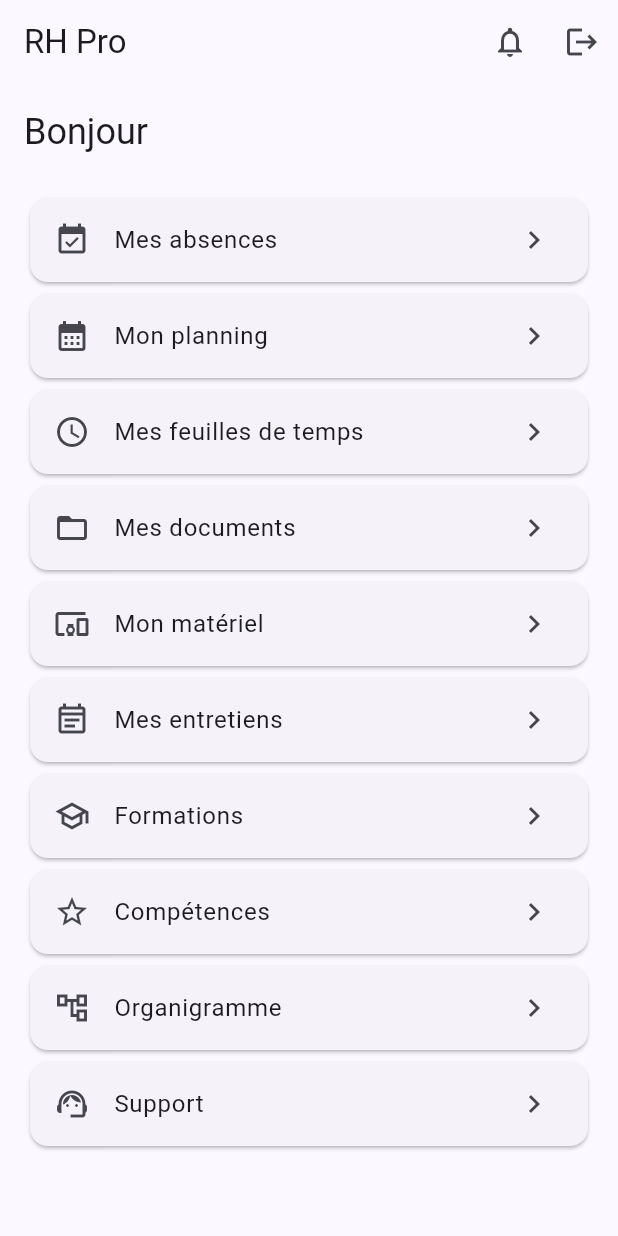
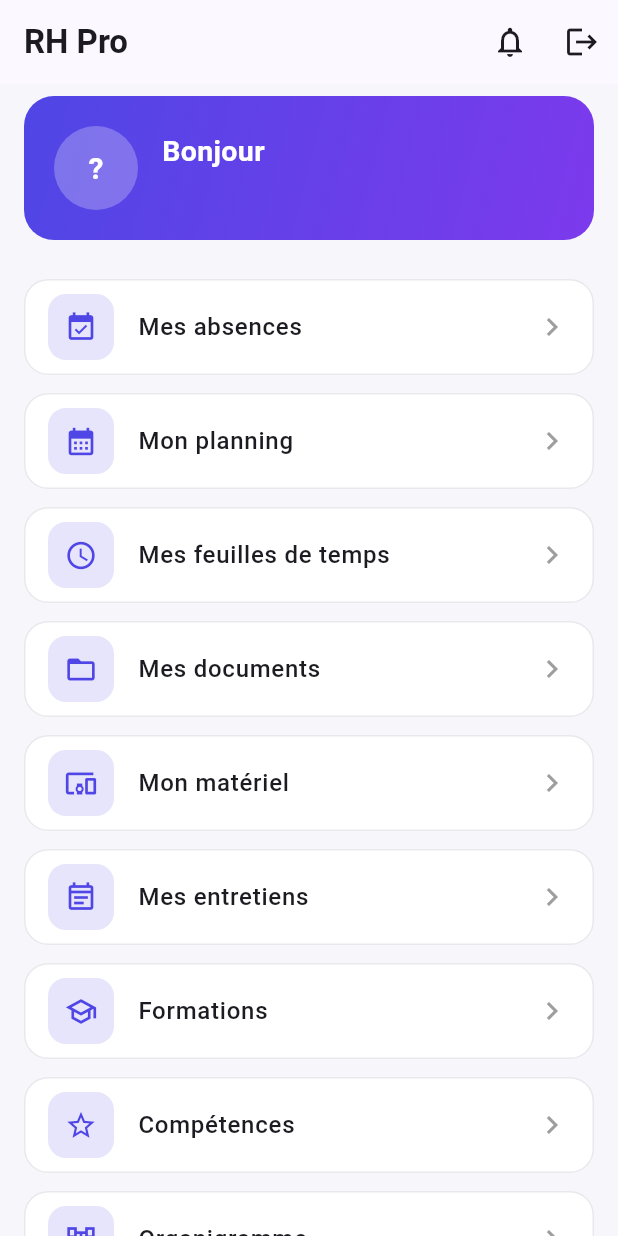
Before and after one commit to kader87/rhpro-mobile, a Flutter app: the HomePage screen opened directly, on a phone screen of 412 x 824 dp. Run offline on Flutter 3.47's test engine with Material 3 defaults, Android fonts, the phone set to English and light mode, and no system bars; our stand-ins replace dio, flutter_riverpod, flutter_secure_storage; accounts and stored records are empty; network calls fail.

Commit message:
design mobile

```diff
--- a/lib/features/home/home_page.dart
+++ b/lib/features/home/home_page.dart
@@ -1,6 +1,7 @@
 import 'package:flutter/material.dart';
 import 'package:flutter_riverpod/flutter_riverpod.dart';
 
+import '../../core/theme/app_theme.dart';
 import '../absences/absences_page.dart';
 import '../activities/activities_page.dart';
 import '../activities/activity_assignments_page.dart';
@@ -34,6 +35,14 @@ import '../timesheets/timesheets_page.dart';
 const _managerRoles = {'MANAGER', 'ADMIN', 'SUPER_ADMIN'};
 const _adminRoles = {'ADMIN', 'SUPER_ADMIN'};
 
+// One signature color per section keeps the long menu readable at a glance.
+const _personalColor = Color(0xFF4F46E5); // indigo
+const _managerColor = Color(0xFF7C3AED); // violet
+const _crmColor = Color(0xFFD97706); // amber
+const _equipmentColor = Color(0xFF0D9488); // teal
+const _adminColor = Color(0xFFDC2626); // red
+const _superAdminColor = Color(0xFF334155); // slate
+
 class HomePage extends ConsumerWidget {
   const HomePage({super.key});
 
@@ -61,157 +70,173 @@ class HomePage extends ConsumerWidget {
         ],
       ),
       body: ListView(
-        padding: const EdgeInsets.all(16),
+        padding: const EdgeInsets.fromLTRB(16, 8, 16, 24),
         children: [
-          Text('Bonjour ${user?.fullName ?? ''}', style: Theme.of(context).textTheme.headlineSmall),
-          const SizedBox(height: 24),
+          _GreetingHeader(name: user?.fullName ?? '', role: user?.role ?? ''),
+          const SizedBox(height: 20),
           _MenuTile(
             icon: Icons.event_available,
+            color: _personalColor,
             label: 'Mes absences',
             onTap: () => Navigator.of(context).push(MaterialPageRoute(builder: (_) => const AbsencesPage())),
           ),
           _MenuTile(
             icon: Icons.calendar_month,
+            color: _personalColor,
             label: 'Mon planning',
             onTap: () => Navigator.of(context).push(MaterialPageRoute(builder: (_) => const PlanningPage())),
           ),
           _MenuTile(
             icon: Icons.access_time,
+            color: _personalColor,
             label: 'Mes feuilles de temps',
             onTap: () => Navigator.of(context).push(MaterialPageRoute(builder: (_) => const TimesheetsPage())),
           ),
           _MenuTile(
             icon: Icons.folder_open,
+            color: _personalColor,
             label: 'Mes documents',
             onTap: () => Navigator.of(context).push(MaterialPageRoute(builder: (_) => const DocumentsPage())),
           ),
           _MenuTile(
             icon: Icons.devices_other_outlined,
+            color: _personalColor,
             label: 'Mon matériel',
             onTap: () => Navigator.of(context).push(MaterialPageRoute(builder: (_) => const MyEquipmentPage())),
           ),
           _MenuTile(
             icon: Icons.event_note_outlined,
+            color: _personalColor,
             label: 'Mes entretiens',
             onTap: () => Navigator.of(context).push(MaterialPageRoute(builder: (_) => const InterviewsPage())),
           ),
           _MenuTile(
             icon: Icons.school_outlined,
+            color: _personalColor,
             label: 'Formations',
             onTap: () => Navigator.of(context).push(MaterialPageRoute(builder: (_) => const TrainingsPage())),
           ),
           _MenuTile(
             icon: Icons.star_outline,
+            color: _personalColor,
             label: 'Compétences',
             onTap: () => Navigator.of(context).push(MaterialPageRoute(builder: (_) => const SkillsPage())),
           ),
           _MenuTile(
             icon: Icons.account_tree_outlined,
+            color: _personalColor,
             label: 'Organigramme',
             onTap: () => Navigator.of(context).push(MaterialPageRoute(builder: (_) => const OrgChartPage())),
           ),
           _MenuTile(
             icon: Icons.support_agent_outlined,
+            color: _personalColor,
             label: 'Support',
             onTap: () => Navigator.of(context).push(MaterialPageRoute(builder: (_) => const SupportPage())),
           ),
           if (user != null && _managerRoles.contains(user.role)) ...[
-            const SizedBox(height: 24),
-            Text('Espace manager', style: Theme.of(context).textTheme.titleMedium),
-            const SizedBox(height: 8),
+            const _SectionHeader(label: 'Espace manager', color: _managerColor, icon: Icons.supervisor_account),
             _MenuTile(
               icon: Icons.fact_check_outlined,
+              color: _managerColor,
               label: 'Approbations',
               onTap: () => Navigator.of(context).push(MaterialPageRoute(builder: (_) => const ApprovalsPage())),
             ),
             _MenuTile(
               icon: Icons.groups_outlined,
+              color: _managerColor,
               label: 'Mon équipe',
               onTap: () => Navigator.of(context).push(MaterialPageRoute(builder: (_) => const TeamPage())),
             ),
             _MenuTile(
               icon: Icons.bar_chart_outlined,
+              color: _managerColor,
               label: 'Rapports',
               onTap: () => Navigator.of(context).push(MaterialPageRoute(builder: (_) => const ReportsPage())),
             ),
             _MenuTile(
               icon: Icons.person_search_outlined,
+              color: _managerColor,
               label: 'Recrutement',
               onTap: () => Navigator.of(context).push(MaterialPageRoute(builder: (_) => const CandidatesPage())),
             ),
             _MenuTile(
               icon: Icons.receipt_long_outlined,
+              color: _managerColor,
               label: 'Facturation',
               onTap: () => Navigator.of(context).push(MaterialPageRoute(builder: (_) => const BillingPage())),
             ),
-            const SizedBox(height: 24),
-            Text('CRM', style: Theme.of(context).textTheme.titleMedium),
-            const SizedBox(height: 8),
+            const _SectionHeader(label: 'CRM', color: _crmColor, icon: Icons.handshake),
             _MenuTile(
               icon: Icons.business_outlined,
+              color: _crmColor,
               label: 'Clients',
               onTap: () => Navigator.of(context).push(MaterialPageRoute(builder: (_) => const ClientsPage())),
             ),
             _MenuTile(
               icon: Icons.work_outline,
+              color: _crmColor,
               label: 'Activités',
               onTap: () => Navigator.of(context).push(MaterialPageRoute(builder: (_) => const ActivitiesPage())),
             ),
             _MenuTile(
               icon: Icons.assignment_ind_outlined,
+              color: _crmColor,
               label: 'Affectations aux activités',
               onTap: () => Navigator.of(context).push(MaterialPageRoute(builder: (_) => const ActivityAssignmentsPage())),
             ),
             _MenuTile(
               icon: Icons.handshake_outlined,
+              color: _crmColor,
               label: 'Prospects',
               onTap: () => Navigator.of(context).push(MaterialPageRoute(builder: (_) => const ProspectsPage())),
             ),
-            const SizedBox(height: 24),
-            Text('Équipements', style: Theme.of(context).textTheme.titleMedium),
-            const SizedBox(height: 8),
+            const _SectionHeader(label: 'Équipements', color: _equipmentColor, icon: Icons.inventory_2),
             _MenuTile(
               icon: Icons.inventory_2_outlined,
+              color: _equipmentColor,
               label: 'Gestion des équipements',
               onTap: () => Navigator.of(context).push(MaterialPageRoute(builder: (_) => const EquipmentAdminPage())),
             ),
           ],
           if (user != null && _adminRoles.contains(user.role)) ...[
-            const SizedBox(height: 24),
-            Text('Administration', style: Theme.of(context).textTheme.titleMedium),
-            const SizedBox(height: 8),
+            const _SectionHeader(label: 'Administration', color: _adminColor, icon: Icons.admin_panel_settings),
             _MenuTile(
               icon: Icons.badge_outlined,
+              color: _adminColor,
               label: 'Employés',
               onTap: () => Navigator.of(context).push(MaterialPageRoute(builder: (_) => const EmployeesAdminPage())),
             ),
             _MenuTile(
               icon: Icons.admin_panel_settings_outlined,
+              color: _adminColor,
               label: 'Administration RH',
               onTap: () => Navigator.of(context).push(MaterialPageRoute(builder: (_) => const HrAdminPage())),
             ),
             _MenuTile(
               icon: Icons.workspace_premium_outlined,
+              color: _adminColor,
               label: 'Abonnement',
               onTap: () => Navigator.of(context).push(MaterialPageRoute(builder: (_) => const SubscriptionPage())),
             ),
           ],
           if (user != null && user.role == 'SUPER_ADMIN') ...[
-            const SizedBox(height: 24),
-            Text('Super admin', style: Theme.of(context).textTheme.titleMedium),
-            const SizedBox(height: 8),
+            const _SectionHeader(label: 'Super admin', color: _superAdminColor, icon: Icons.shield_outlined),
             _MenuTile(
               icon: Icons.corporate_fare_outlined,
+              color: _superAdminColor,
               label: 'Comptes clients',
               onTap: () => Navigator.of(context).push(MaterialPageRoute(builder: (_) => const CustomerAccountsPage())),
             ),
             _MenuTile(
               icon: Icons.local_offer_outlined,
+              color: _superAdminColor,
               label: 'Codes promo',
               onTap: () => Navigator.of(context).push(MaterialPageRoute(builder: (_) => const PromoCodesPage())),
             ),
             _MenuTile(
               icon: Icons.mark_email_unread_outlined,
+              color: _superAdminColor,
               label: 'Messagerie support',
               onTap: () => Navigator.of(context).push(MaterialPageRoute(builder: (_) => const SupportInboxPage())),
             ),
@@ -222,20 +247,103 @@ class HomePage extends ConsumerWidget {
   }
 }
 
+class _GreetingHeader extends StatelessWidget {
+  const _GreetingHeader({required this.name, required this.role});
+
+  final String name;
+  final String role;
+
+  static const _roleLabels = {
+    'EMPLOYEE': 'Employé·e',
+    'MANAGER': 'Manager',
+    'ADMIN': 'Administrateur',
+    'SUPER_ADMIN': 'Super admin',
+  };
+
+  @override
+  Widget build(BuildContext context) {
+    final initials = name.trim().isEmpty
+        ? '?'
+        : name.trim().split(RegExp(r'\s+')).map((p) => p[0]).take(2).join().toUpperCase();
+
+    return Container(
+      padding: const EdgeInsets.all(20),
+      decoration: BoxDecoration(
+        gradient: const LinearGradient(
+          colors: [_personalColor, Color(0xFF7C3AED)],
+          begin: Alignment.topLeft,
+          end: Alignment.bottomRight,
+        ),
+        borderRadius: BorderRadius.circular(20),
+      ),
+      child: Row(
+        children: [
+          CircleAvatar(
+            radius: 28,
+            backgroundColor: Colors.white.withValues(alpha: 0.25),
+            child: Text(initials, style: const TextStyle(color: Colors.white, fontSize: 20, fontWeight: FontWeight.bold)),
+          ),
+          const SizedBox(width: 16),
+          Expanded(
+            child: Column(
+              crossAxisAlignment: CrossAxisAlignment.start,
+              children: [
+                Text(
+                  'Bonjour $name',
+                  style: const TextStyle(color: Colors.white, fontSize: 19, fontWeight: FontWeight.w700),
+                  overflow: TextOverflow.ellipsis,
+                ),
+                const SizedBox(height: 4),
+                Text(_roleLabels[role] ?? role, style: TextStyle(color: Colors.white.withValues(alpha: 0.85), fontSize: 13)),
+              ],
+            ),
+          ),
+        ],
+      ),
+    );
+  }
+}
+
+class _SectionHeader extends StatelessWidget {
+  const _SectionHeader({required this.label, required this.color, required this.icon});
+
+  final String label;
+  final Color color;
+  final IconData icon;
+
+  @override
+  Widget build(BuildContext context) {
+    return Padding(
+      padding: const EdgeInsets.only(top: 28, bottom: 10),
+      child: Row(
+        children: [
+          Icon(icon, color: color, size: 18),
+          const SizedBox(width: 8),
+          Text(
+            label.toUpperCase(),
+            style: TextStyle(color: color, fontWeight: FontWeight.bold, fontSize: 13, letterSpacing: 0.6),
+          ),
+        ],
+      ),
+    );
+  }
+}
+
 class _MenuTile extends StatelessWidget {
-  const _MenuTile({required this.icon, required this.label, required this.onTap});
+  const _MenuTile({required this.icon, required this.label, required this.color, required this.onTap});
 
   final IconData icon;
   final String label;
+  final Color color;
   final VoidCallback onTap;
 
   @override
   Widget build(BuildContext context) {
     return Card(
       child: ListTile(
-        leading: Icon(icon),
-        title: Text(label),
-        trailing: const Icon(Icons.chevron_right),
+        leading: SectionIcon(icon: icon, color: color),
+        title: Text(label, style: const TextStyle(fontWeight: FontWeight.w500)),
+        trailing: const Icon(Icons.chevron_right, color: Colors.grey),
         onTap: onTap,
       ),
     );
--- a/lib/main.dart
+++ b/lib/main.dart
@@ -1,6 +1,7 @@
 import 'package:flutter/material.dart';
 import 'package:flutter_riverpod/flutter_riverpod.dart';
 
+import 'core/theme/app_theme.dart';
 import 'features/auth/auth_providers.dart';
 import 'features/auth/login_page.dart';
 import 'features/home/home_page.dart';
@@ -16,7 +17,7 @@ class RhProApp extends StatelessWidget {
   Widget build(BuildContext context) {
     return MaterialApp(
       title: 'RH Pro',
-      theme: ThemeData(colorScheme: ColorScheme.fromSeed(seedColor: Colors.indigo), useMaterial3: true),
+      theme: buildAppTheme(),
       home: const AuthGate(),
     );
   }
```
Also changed, not shown: lib/core/theme/app_theme.dart (added, +87 -0 lines), lib/features/auth/login_page.dart (+17 -0 lines), 3 other files.
